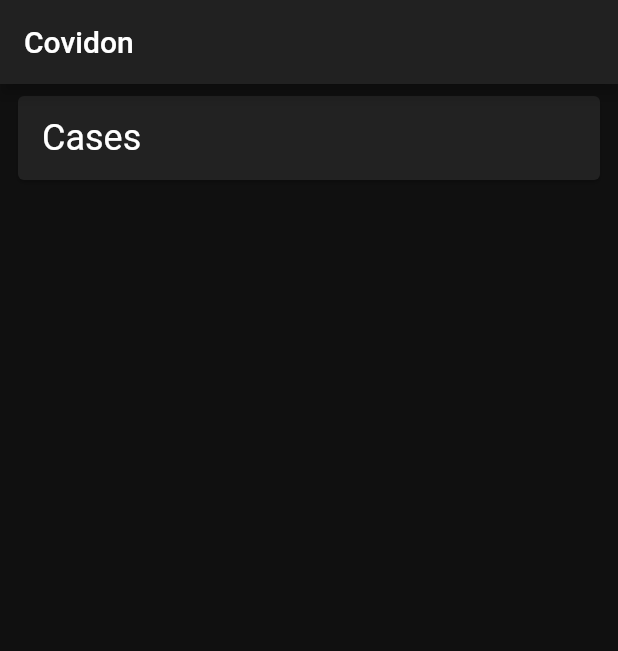
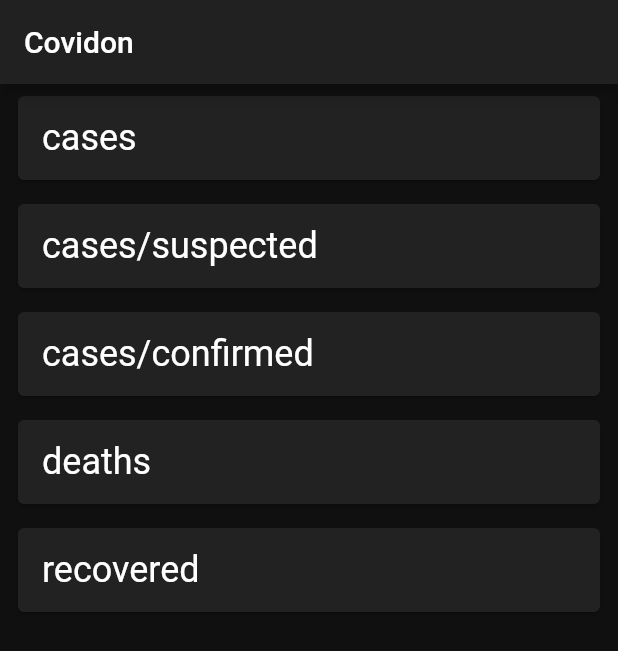
Before and after one commit to zaqturey/covidon, a Flutter app: the screen it shows after launch, on a phone screen of 412 x 824 dp. Shown: the top 651 px of the screen. Run offline on Flutter 3.47's test engine with Material 2 defaults, Android fonts, the phone set to English and light mode, and no system bars; network calls fail.

Commit message:
Updated 'Dashboard' class to show updated values for all the Endpoints and corresponding Text

```diff
--- a/lib/ui/dashboard.dart
+++ b/lib/ui/dashboard.dart
@@ -1,5 +1,6 @@
 import 'package:covidon/enums/endpoint.dart';
 import 'package:covidon/repository/data_repository.dart';
+import 'package:covidon/repository/endpoints_data.dart';
 import 'package:covidon/ui/endpoint_card.dart';
 import 'package:flutter/material.dart';
 import 'package:provider/provider.dart';
@@ -10,7 +11,7 @@ class Dashboard extends StatefulWidget {
 }
 
 class _DashboardState extends State<Dashboard> {
-  int _cases;
+  EndpointsData _endpointsData;
 
   // Calling '_updateData()' each time the App starts, as 'Dashboard()' will be called on App Start.
   @override
@@ -21,8 +22,8 @@ class _DashboardState extends State<Dashboard> {
 
   Future<void> _updateData() async {
     final dataRepository = Provider.of<DataRepository>(context, listen: false);
-    final cases = await dataRepository.getEndpointDataApiV1(Endpoint.cases);
-    setState(() => _cases = cases);
+    final endpointsData = await dataRepository.getAllEndpointDataApiV1();
+    setState(() => _endpointsData = endpointsData);
   }
 
   @override
@@ -31,10 +32,11 @@ class _DashboardState extends State<Dashboard> {
       appBar: AppBar(title: Text("Covidon")),
       body: ListView(
         children: <Widget>[
-          EndpointCard(
-            endpoint: Endpoint.cases,
-            value: _cases,
-          )
+          for (var endpoint in Endpoint.values)
+            EndpointCard(
+              endpoint: endpoint,
+              value: _endpointsData != null ? _endpointsData.values[endpoint] : null,
+            )
         ],
       ),
     );
--- a/lib/ui/endpoint_card.dart
+++ b/lib/ui/endpoint_card.dart
@@ -1,10 +1,19 @@
 import 'package:covidon/enums/endpoint.dart';
 import 'package:flutter/material.dart';
 
+// ====----Custom Widget----====
 class EndpointCard extends StatelessWidget {
   EndpointCard({Key key, this.endpoint, this.value});
   final Endpoint endpoint;
   final int value;
+
+  static Map<Endpoint, String> _cardTitle = {
+    Endpoint.cases: 'cases',
+    Endpoint.casesSuspected: 'cases/suspected',
+    Endpoint.casesConfirmed: 'cases/confirmed',
+    Endpoint.deaths: 'deaths',
+    Endpoint.recovered: 'recovered',
+  };
 
   @override
   Widget build(BuildContext context) {
@@ -17,7 +26,7 @@ class EndpointCard extends StatelessWidget {
             mainAxisAlignment: MainAxisAlignment.spaceBetween,
             children: [
               Text(
-                'Cases',
+                _cardTitle[endpoint],
                 style: Theme.of(context).textTheme.headline5,
               ),
               Text(
```
Also changed, not shown: 1 other file.
